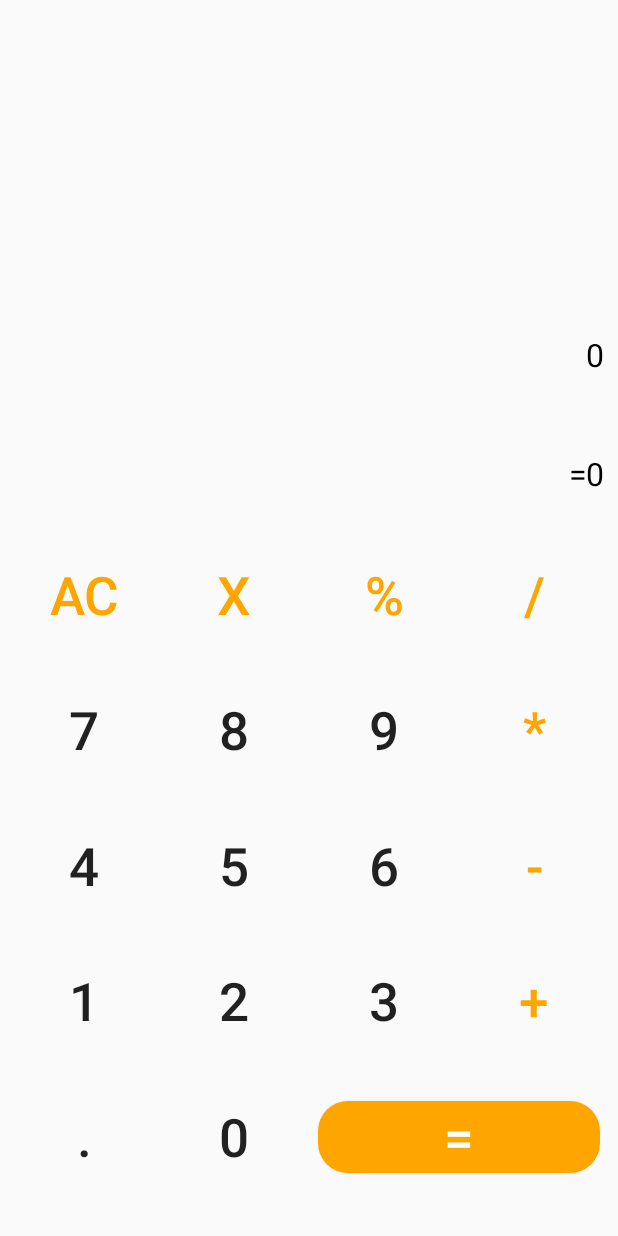
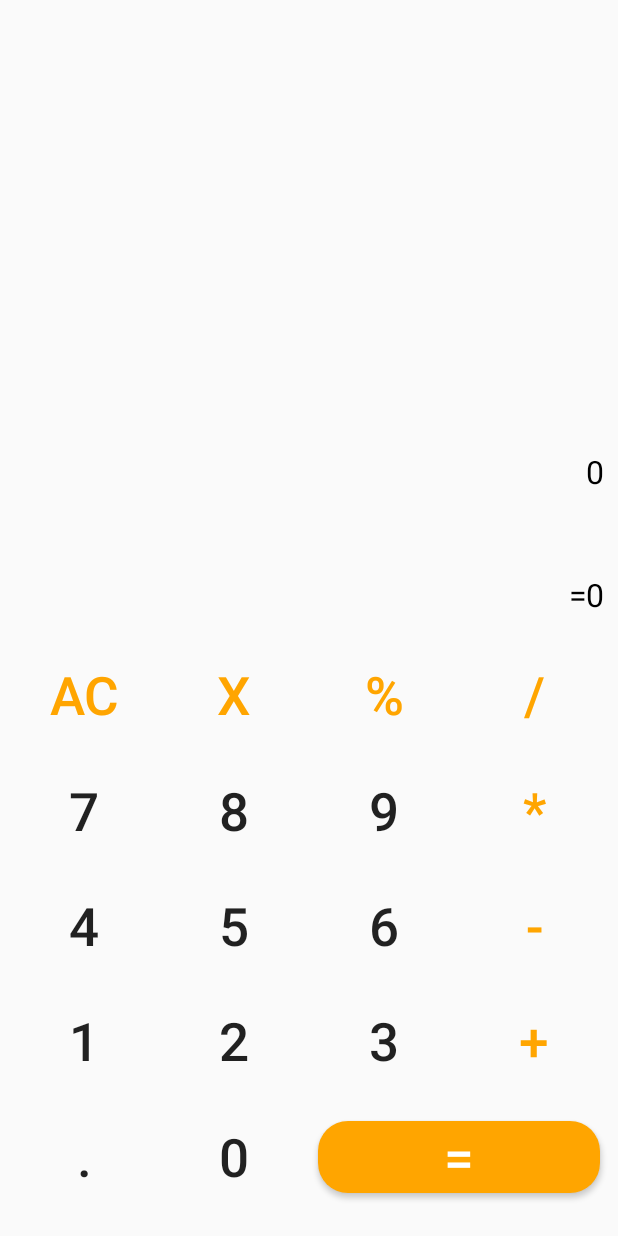
Before and after one commit to SergeyKhizhnyak/Android, an Android app: the screen it shows after launch (CalculatorMainActivity), on a phone screen of 412 x 824 dp. Run offline under Robolectric (Android 15) with nearby library versions, the phone set to English and light mode, and no system bars.

Commit message:
Reformat code

```diff
--- a/calculator/src/main/java/com/example/calculator/ArithmeticOperations.java
+++ b/calculator/src/main/java/com/example/calculator/ArithmeticOperations.java
@@ -1,6 +1,7 @@
 package com.example.calculator;
 
 public interface ArithmeticOperations {
+
     double addition(double left, double right);
 
     double subtraction(double left, double right);
--- a/calculator/src/main/java/com/example/calculator/Calculator.java
+++ b/calculator/src/main/java/com/example/calculator/Calculator.java
@@ -1,13 +1,14 @@
 package com.example.calculator;
 
 public interface Calculator {
+
     String deleteButton(String expression);
 
     String clearButton();
 
     String percentButton(String expression);
 
-    String operandOrOperationButton(String btnName, String calculation);
+    String operandOrOperationButton(String btnName, String expression);
 
     String equalsButton(String expression);
 }
--- a/calculator/src/main/java/com/example/calculator/StringBufferUtils.java
+++ b/calculator/src/main/java/com/example/calculator/utils/StringBufferUtils.java
@@ -1,4 +1,4 @@
-package com.example.calculator;
+package com.example.calculator.utils;
 
 public class StringBufferUtils {
 
--- a/calculator/src/main/res/layout/activity_calculator_main.xml
+++ b/calculator/src/main/res/layout/activity_calculator_main.xml
@@ -9,9 +9,9 @@
 
     <TextView
         android:id="@+id/text_view_calculation_story_field"
-        style="@style/TextViewCustom"
+        style="@style/CalculationStory"
         android:layout_width="match_parent"
-        android:layout_height="wrap_content"
+        android:layout_height="0dp"
         android:layout_marginStart="@dimen/margin_border"
         android:layout_marginEnd="@dimen/margin_border"
         android:layout_weight="3"
@@ -21,32 +21,28 @@
         android:id="@+id/text_view_calculation_field"
         style="@style/TextViewCustom"
         android:layout_width="match_parent"
-        android:layout_height="wrap_content"
+        android:layout_height="0dp"
         android:layout_marginStart="@dimen/margin_border"
         android:layout_marginEnd="@dimen/margin_border"
         android:layout_weight="1"
         android:hint="@string/button_label_zero"
-        android:maxLines="1"
-        app:layout_constraintBottom_toTopOf="@id/text_view_result_field"
-        app:layout_constraintTop_toBottomOf="@id/text_view_calculation_story_field" />
+        android:maxLines="1" />
 
     <TextView
         android:id="@+id/text_view_result_field"
         style="@style/TextViewCustom"
         android:layout_width="match_parent"
-        android:layout_height="wrap_content"
+        android:layout_height="0dp"
         android:layout_marginStart="@dimen/margin_border"
         android:layout_marginEnd="@dimen/margin_border"
         android:layout_weight="1"
         android:hint="@string/result_field_hint"
-        android:maxLines="1"
-        app:layout_constraintBottom_toTopOf="@id/keyboard"
-        app:layout_constraintTop_toBottomOf="@id/text_view_calculation_field" />
+        android:maxLines="1" />
 
     <androidx.constraintlayout.widget.ConstraintLayout
         android:id="@+id/keyboard"
         android:layout_width="match_parent"
-        android:layout_height="wrap_content"
+        android:layout_height="0dp"
         android:layout_weight="5"
         app:layout_constraintBottom_toBottomOf="parent">
 
--- a/calculator/src/main/res/values/colors.xml
+++ b/calculator/src/main/res/values/colors.xml
@@ -6,6 +6,7 @@
     <color name="teal_200">#FF03DAC5</color>
     <color name="teal_700">#FF018786</color>
     <color name="black">#FF000000</color>
+    <color name="dim_gray">#696969</color>
     <color name="white">#FFFFFFFF</color>
     <color name="grey">#DCDCDC</color>
     <color name="orange">#FFA500</color>
--- a/calculator/src/main/res/values/styles.xml
+++ b/calculator/src/main/res/values/styles.xml
@@ -6,4 +6,9 @@
         <item name="android:textColor">@color/black</item>
         <item name="android:textColorHint">@color/black</item>
     </style>
+
+    <style name="CalculationStory">
+        <item name="android:gravity">end|bottom</item>
+        <item name="android:textColor">@color/dim_gray</item>
+    </style>
 </resources>
```
Also changed, not shown: calculator/src/main/java/com/example/calculator/CalculatorImpl.java (+28 -25 lines), calculator/src/main/java/com/example/calculator/CalculatorMainActivity.java (+36 -38 lines), calculator/src/main/java/com/example/calculator/PostfixExpression.java (+3 -75 lines), calculator/src/main/java/com/example/calculator/PostfixExpressionImpl.java (added, +84 -0 lines), calculator/src/main/java/com/example/calculator/utils/StringUtils.java (renamed from calculator/src/main/java/com/example/calculator/StringUtils.java, +1 -7 lines).
